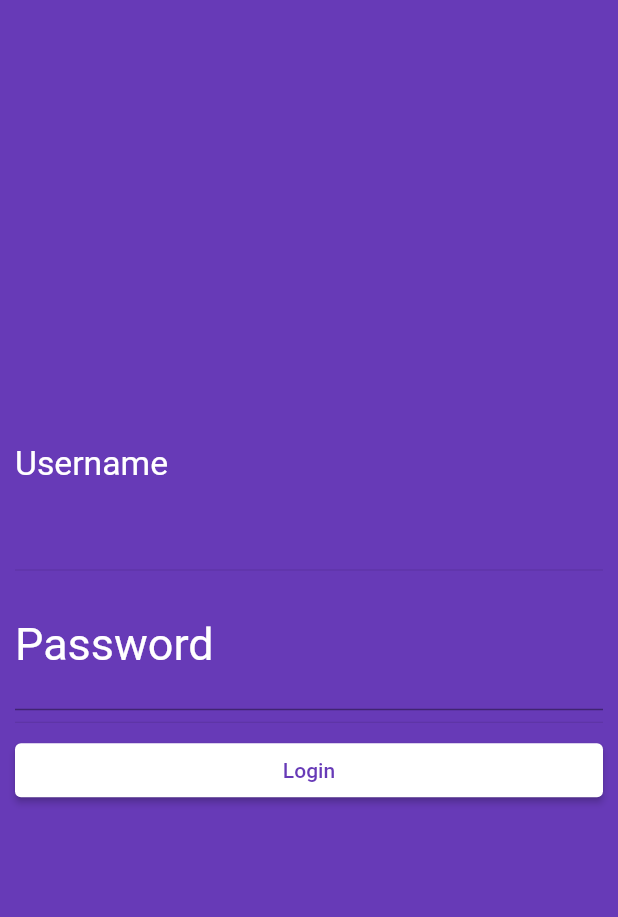
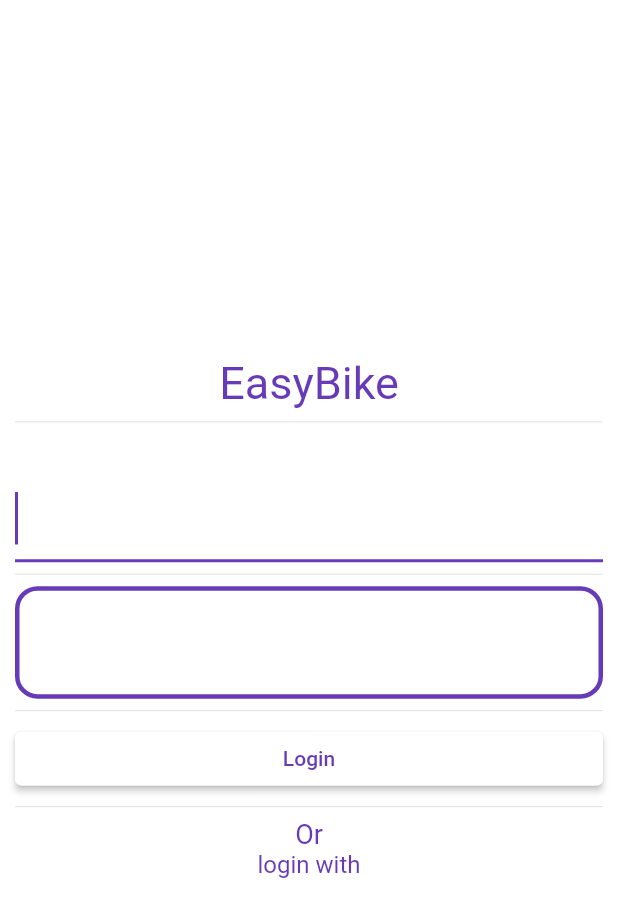
Before and after one commit to vgerminari98/EasyBike, a Flutter app: the screen it shows after launch, on a phone screen of 412 x 824 dp. Shown: the top 917 px of the screen. Run offline on Flutter 3.47's test engine with Material 2 defaults, Android fonts, the phone set to English and light mode, and no system bars; Roboto replaces fonts that are missing (VALORANT).

Commit message:
Implementação de estilo dos inputs de login

```diff
--- a/lib/pages/login.page.dart
+++ b/lib/pages/login.page.dart
@@ -12,7 +12,7 @@ class _LoginPageState extends State<LoginPage> {
   @override
   Widget build(BuildContext context) {
     return Scaffold(
-      backgroundColor: Colors.deepPurple,
+      backgroundColor: Colors.white10,
       body: Padding(
           padding: EdgeInsets.all(10),
           child: Center(
@@ -20,13 +20,28 @@ class _LoginPageState extends State<LoginPage> {
               crossAxisAlignment: CrossAxisAlignment.stretch,
               mainAxisAlignment: MainAxisAlignment.center,
               children: <Widget>[
+                const Text(
+                  'EasyBike',
+                  style: TextStyle(
+                      color: Colors.deepPurple,
+                      fontSize: 30,
+                      fontFamily: 'VALORANT'),
+                  textAlign: TextAlign.center,
+                  overflow: TextOverflow.ellipsis,
+                ),
+                Divider(),
                 TextFormField(
                   autofocus: true,
                   keyboardType: TextInputType.text,
                   style: new TextStyle(color: Colors.white, fontSize: 30),
                   decoration: InputDecoration(
                     labelText: "Username",
-                    labelStyle: TextStyle(color: Colors.white)
+                    labelStyle: TextStyle(color: Colors.white),
+                    enabledBorder: OutlineInputBorder(
+                      borderSide:
+                          BorderSide(width: 3, color: Colors.deepPurple),
+                      borderRadius: BorderRadius.circular(15),
+                    ),
                   ),
                 ),
                 Divider(),
@@ -36,8 +51,13 @@ class _LoginPageState extends State<LoginPage> {
                   keyboardType: TextInputType.text,
                   style: new TextStyle(color: Colors.white, fontSize: 30),
                   decoration: InputDecoration(
-                      labelText: "Password",
-                      labelStyle: TextStyle(color: Colors.white)
+                    labelText: "Password",
+                    labelStyle: TextStyle(color: Colors.white),
+                    enabledBorder: OutlineInputBorder(
+                      borderSide:
+                          BorderSide(width: 3, color: Colors.deepPurple),
+                      borderRadius: BorderRadius.circular(15),
+                    ),
                   ),
                 ),
                 Divider(),
@@ -46,15 +66,25 @@ class _LoginPageState extends State<LoginPage> {
                     style: ElevatedButton.styleFrom(
                       primary: Colors.white,
                     ),
-                    child: const Text('Login', style: TextStyle(color: Colors.deepPurple),
-                  ),
-                  onPressed: () => { debugPrint('Pressionando')},
+                    child: const Text(
+                      'Login',
+                      style: TextStyle(color: Colors.deepPurple),
+                    ),
+                    onPressed: () => {debugPrint('Pressionando')},
                   ),
                 ),
+                Divider(),
+                const Text('Or',
+                    style: TextStyle(color: Colors.deepPurple, fontSize: 18, fontFamily:'VALORANT'),
+                    textAlign: TextAlign.center,
+                    overflow: TextOverflow.ellipsis),
+                Text('login with',
+                    style: TextStyle(color: Colors.deepPurple, fontSize: 16),
+                    textAlign: TextAlign.center,
+                    overflow: TextOverflow.ellipsis)
               ],
             ),
-          )
-      ),
+          )),
     );
   }
 }
```
Also changed, not shown: pubspec.yaml (+6 -64 lines), assets/fonts/Valorant Font.ttf (added).
